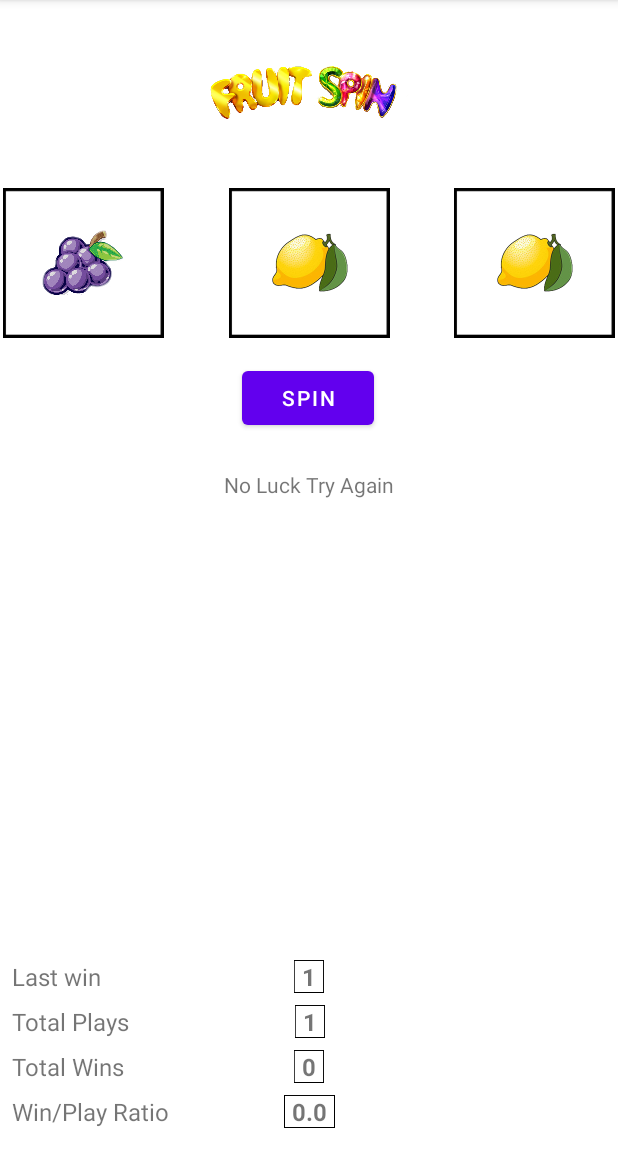
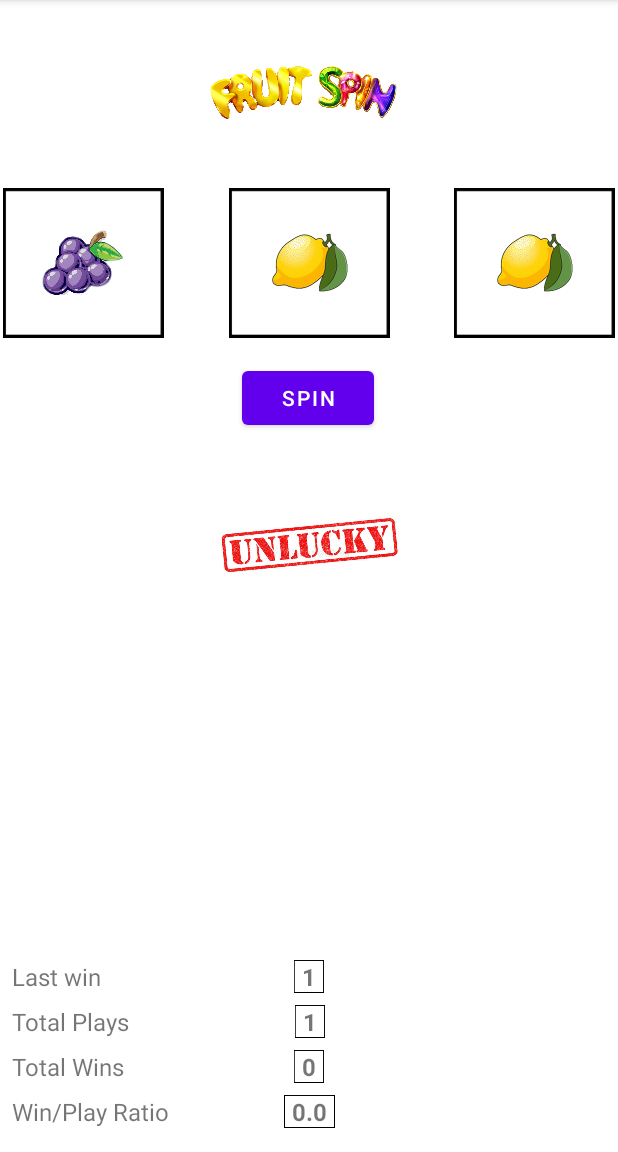
Before and after one commit to SeanMcAvoy/SlotMachine, an Android app: the screen it shows after launch (MainActivity), after a tap on "SPIN", on a phone screen of 412 x 824 dp, the part 84-1236 px from its top. Run offline under Robolectric (Android 15) with nearby library versions, the phone set to English and light mode, and no system bars.

Commit message:
Images added to let the user know if they won or lost instead of text

```diff
--- a/app/src/main/java/com/example/ca1_slotmachine/MainActivity.kt
+++ b/app/src/main/java/com/example/ca1_slotmachine/MainActivity.kt
@@ -86,10 +86,12 @@ class MainActivity : AppCompatActivity()
         slotImage2.setImageResource(drawableResourceSlotTwo)
         slotImage3.setImageResource(drawableResourceSlotThree)
 
-        val resultMessage : TextView = findViewById(R.id.resultMessage)
+        //find image for spin result
+        val resultImage: ImageView = findViewById(R.id.imageOfResult)
         if(slotOneSpin == slotTwoSpin && slotTreeSpin == slotOneSpin)
         {
-            resultMessage.text = "Well done You Won"
+            //updating image of result
+            resultImage.setImageResource(R.drawable.winner)
 
             //updating win stats
             totalWins += 1
@@ -98,7 +100,7 @@ class MainActivity : AppCompatActivity()
             playsSinceLastWin = 0
             playsSinceLastWinText.text = playsSinceLastWin.toString()
         }else{
-            resultMessage.text = "No Luck Try Again"
+            resultImage.setImageResource(R.drawable.unlucky)
         }
         //win/PlayRatio stats
         //https://code.luasoftware.com/tutorials/kotlin/kotlin-round-double-to-2-decimal-point/ -- helped (ref)
--- a/app/src/main/res/layout/activity_main.xml
+++ b/app/src/main/res/layout/activity_main.xml
@@ -161,15 +161,6 @@
         app:layout_constraintEnd_toEndOf="parent"
         app:layout_constraintStart_toStartOf="parent" />
 
-    <TextView
-        android:id="@+id/resultMessage"
-        android:layout_width="wrap_content"
-        android:layout_height="wrap_content"
-        android:layout_marginTop="24dp"
-        app:layout_constraintEnd_toEndOf="parent"
-        app:layout_constraintStart_toStartOf="parent"
-        app:layout_constraintTop_toBottomOf="@+id/button" />
-
     <ImageView
         android:id="@+id/titleImageView"
         android:layout_width="150dp"
@@ -181,4 +172,14 @@
         app:layout_constraintTop_toTopOf="parent"
         app:srcCompat="@drawable/titled_edited" />
 
+    <ImageView
+        android:id="@+id/imageOfResult"
+        android:layout_width="120dp"
+        android:layout_height="100dp"
+        android:layout_marginTop="24dp"
+        app:layout_constraintEnd_toEndOf="parent"
+        app:layout_constraintStart_toStartOf="parent"
+        app:layout_constraintTop_toBottomOf="@+id/button"
+        tools:srcCompat="@tools:sample/avatars" />
+
 </androidx.constraintlayout.widget.ConstraintLayout>
```
Also changed, not shown: app/src/main/res/drawable/unlucky.jpeg (added), app/src/main/res/drawable/winner.jpeg (added).
